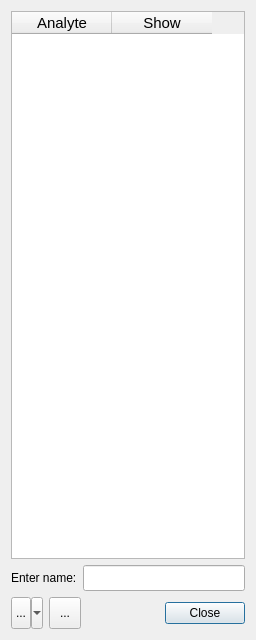
Before: the Qt Designer form designer/QuickViewDialog.ui in dhasterok/LaserMapExplorer, drawn with Qt 5.
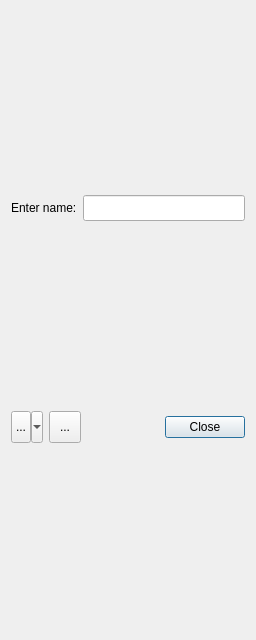
After: the same form once the commit is applied. Icons and pictures are not drawn.

Commit message: enabled drag and drop functionality for tablewidget in quickview

```diff
--- a/designer/QuickViewDialog.ui
+++ b/designer/QuickViewDialog.ui
@@ -14,31 +14,6 @@
    <string>Quick View List Editor</string>
   </property>
   <layout class="QVBoxLayout" name="verticalLayout">
-   <item>
-    <widget class="QTableWidget" name="tableWidget">
-     <property name="font">
-      <font>
-       <pointsize>11</pointsize>
-      </font>
-     </property>
-     <attribute name="horizontalHeaderVisible">
-      <bool>true</bool>
-     </attribute>
-     <attribute name="verticalHeaderCascadingSectionResizes">
-      <bool>false</bool>
-     </attribute>
-     <column>
-      <property name="text">
-       <string>Analyte</string>
-      </property>
-     </column>
-     <column>
-      <property name="text">
-       <string>Show</string>
-      </property>
-     </column>
-    </widget>
-   </item>
    <item>
     <layout class="QHBoxLayout" name="horizontalLayout">
      <item>
```
The commit also changes 2 other files.
